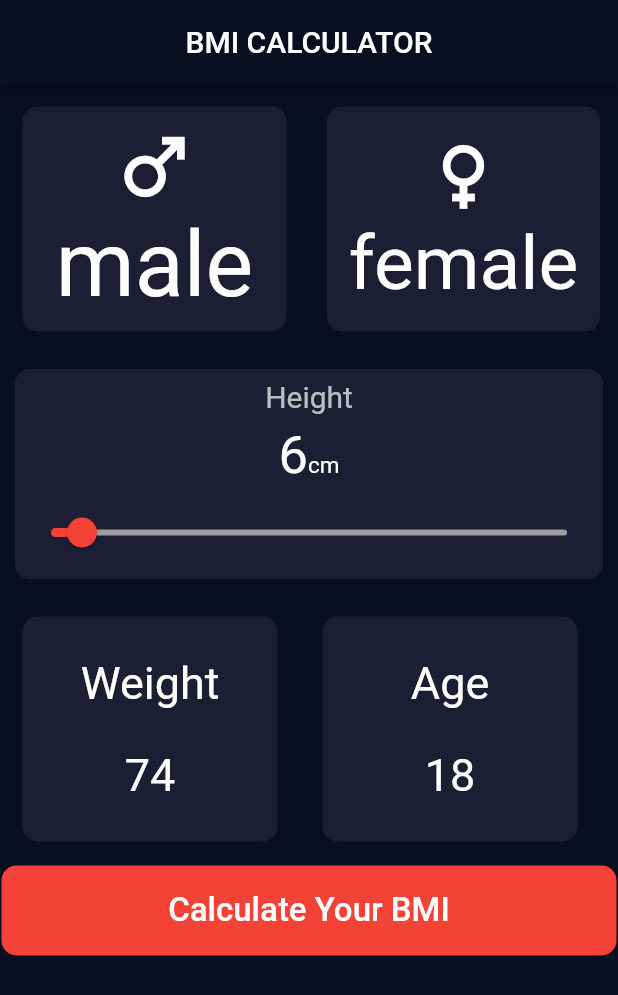
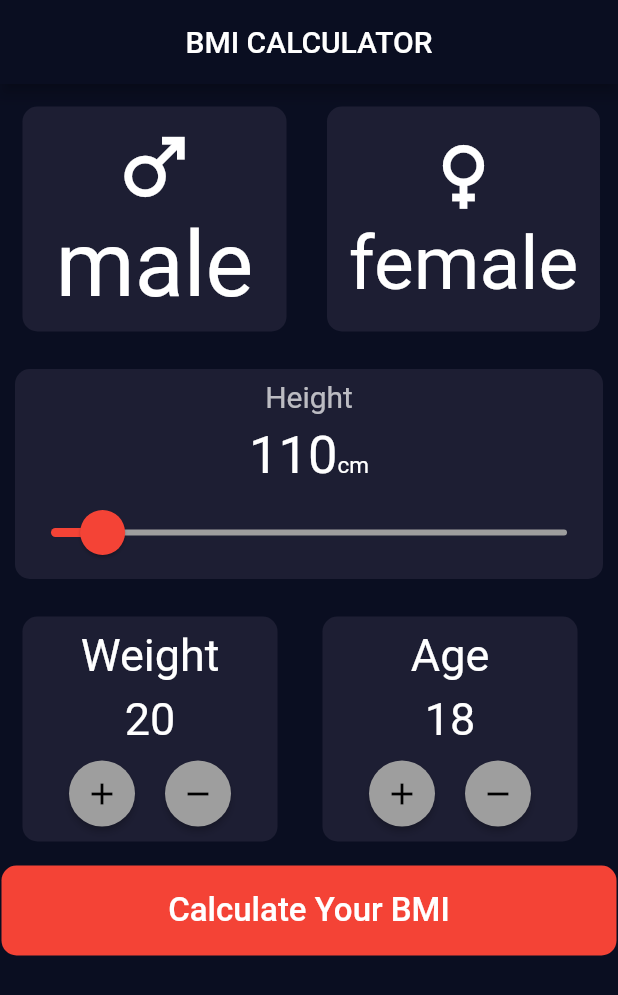
Before and after one commit to sreehari2003/BMI-app, a Flutter app: the screen it shows after launch, on a phone screen of 412 x 824 dp. Shown: the top 995 px of the screen. Run offline on Flutter 3.47's test engine with Material 2 defaults, Android fonts, the phone set to English and light mode, and no system bars.

Commit message:
added age and weight buttons

```diff
--- a/lib/main.dart
+++ b/lib/main.dart
@@ -61,9 +61,37 @@ class _HomeScreenState extends State<HomeScreen> {
     }
   }
 
-  int _value = 6;
-  var male = false;
-  var female = false;
+  void addVal(changeVal val) {
+    if (val == changeVal.addAge) {
+      setState(() {
+        _age++;
+      });
+    } else if (val == changeVal.removeAge) {
+      setState(() {
+        _age--;
+      });
+    } else if (val == changeVal.addWeight) {
+      setState(() {
+        _wieght++;
+      });
+    } else {
+      setState(() {
+        _wieght--;
+      });
+    }
+  }
+
+  void reduceVal(int val) {
+    setState(() {
+      val = val - 1;
+    });
+  }
+
+  int _value = 110;
+  bool male = false;
+  bool female = false;
+  var _wieght = 20;
+  var _age = 18;
 
   var activeColor = const Color(0xFF1D1E33);
   var activeFemale = const Color(0xFF1D1E33);
@@ -167,9 +195,13 @@ class _HomeScreenState extends State<HomeScreen> {
                       ),
                     ],
                   ),
-                  Slider(
-                    min: 0,
-                    max: 100,
+                  SliderTheme(
+                    data: SliderTheme.of(context).copyWith(
+                        thumbShape: const RoundSliderThumbShape(
+                            enabledThumbRadius: 15)),
+                    child: Slider(
+                      min: 100,
+                      max: 200,
                       value: _value.toDouble(),
                       onChanged: (double value) {
                         setState(() {
@@ -178,6 +210,7 @@ class _HomeScreenState extends State<HomeScreen> {
                       },
                       inactiveColor: Colors.grey,
                       activeColor: Colors.red,
+                    ),
                   )
                 ],
               ),
@@ -190,15 +223,45 @@ class _HomeScreenState extends State<HomeScreen> {
                     margin: 15,
                     child: Column(
                       mainAxisAlignment: MainAxisAlignment.spaceEvenly,
-                      children: const [
-                        Text(
+                      children: [
+                        const Text(
                           "Weight",
                           style: TextStyle(color: Colors.white, fontSize: 30),
                         ),
                         Text(
-                          "74",
-                          style: TextStyle(color: Colors.white, fontSize: 30),
-                        )
+                          _wieght.toString(),
+                          style: const TextStyle(
+                              color: Colors.white, fontSize: 30),
+                        ),
+                        Row(
+                          mainAxisAlignment: MainAxisAlignment.center,
+                          children: [
+                            ElevatedButton(
+                              child: const Icon(
+                                Icons.add,
+                                color: Colors.black,
+                              ),
+                              onPressed: () => addVal(changeVal.addWeight),
+                              style: ElevatedButton.styleFrom(
+                                primary: Colors.grey,
+                                shape: const CircleBorder(),
+                                padding: const EdgeInsets.all(10),
+                              ),
+                            ),
+                            ElevatedButton(
+                              child: const Icon(
+                                Icons.remove,
+                                color: Colors.black,
+                              ),
+                              onPressed: () => addVal(changeVal.removeWeight),
+                              style: ElevatedButton.styleFrom(
+                                primary: Colors.grey,
+                                shape: const CircleBorder(),
+                                padding: const EdgeInsets.all(10),
+                              ),
+                            ),
+                          ],
+                        ),
                       ],
                     )),
                 Boxes(
@@ -207,15 +270,45 @@ class _HomeScreenState extends State<HomeScreen> {
                   margin: 15,
                   child: Column(
                     mainAxisAlignment: MainAxisAlignment.spaceEvenly,
-                    children: const [
-                      Text(
+                    children: [
+                      const Text(
                         "Age",
                         style: TextStyle(color: Colors.white, fontSize: 30),
                       ),
                       Text(
-                        "18",
-                        style: TextStyle(color: Colors.white, fontSize: 30),
-                      )
+                        _age.toString(),
+                        style:
+                            const TextStyle(color: Colors.white, fontSize: 30),
+                      ),
+                      Row(
+                        mainAxisAlignment: MainAxisAlignment.center,
+                        children: [
+                          ElevatedButton(
+                            child: const Icon(
+                              Icons.add,
+                              color: Colors.black,
+                            ),
+                            onPressed: () => addVal(changeVal.addAge),
+                            style: ElevatedButton.styleFrom(
+                              primary: Colors.grey,
+                              shape: const CircleBorder(),
+                              padding: const EdgeInsets.all(10),
+                            ),
+                          ),
+                          ElevatedButton(
+                            child: const Icon(
+                              Icons.remove,
+                              color: Colors.black,
+                            ),
+                            onPressed: () => addVal(changeVal.removeAge),
+                            style: ElevatedButton.styleFrom(
+                              primary: Colors.grey,
+                              shape: const CircleBorder(),
+                              padding: const EdgeInsets.all(10),
+                            ),
+                          ),
+                        ],
+                      ),
                     ],
                   ),
                 )
@@ -248,3 +341,9 @@ enum Users {
   male,
   female,
 }
+enum changeVal {
+  addWeight,
+  removeWeight,
+  addAge,
+  removeAge,
+}
```
Lines whose indentation alone changed are shown as unchanged.
